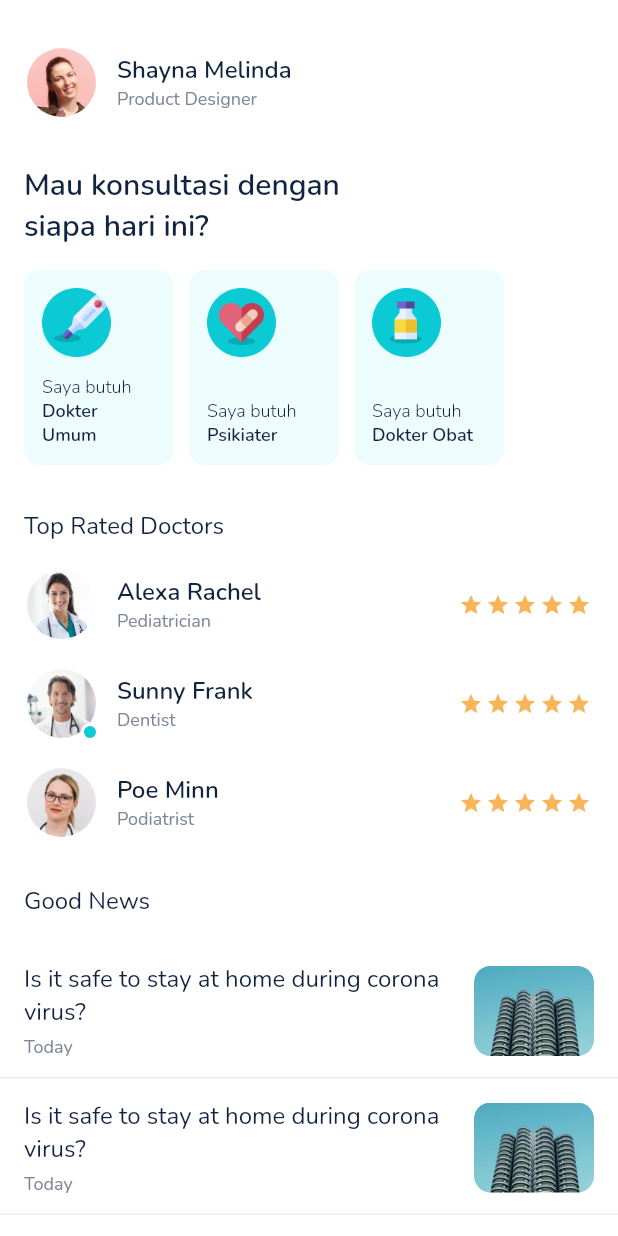
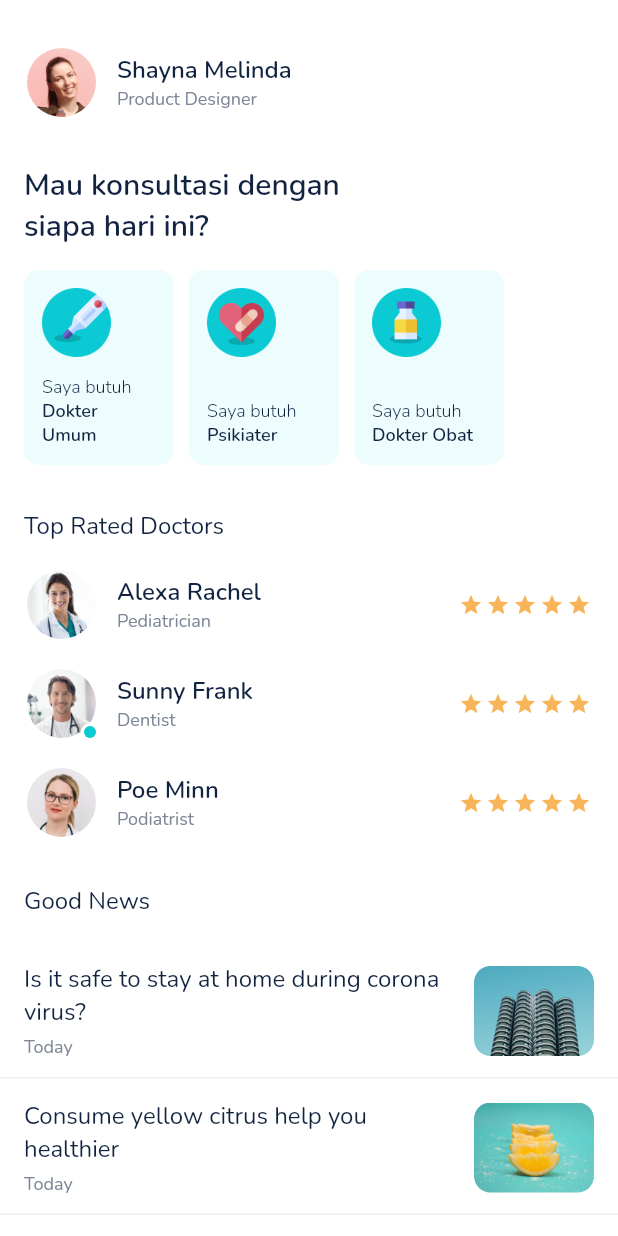
Before and after one commit to anggitpp/MyDoctor, a Flutter app: the HomePage screen opened by its route, on a phone screen of 412 x 824 dp. Run offline on Flutter 3.47's test engine with Material 2 defaults, Android fonts, the phone set to English and light mode, and no system bars; our stand-ins replace get, google_fonts, supercharged.

Commit message:
create dummy news and implement to home page

```diff
--- /dev/null
+++ b/lib/models/news.dart
@@ -0,0 +1,30 @@
+class News {
+  final int id;
+  final String title;
+  final String imageURL;
+  final String date;
+  News({
+    required this.id,
+    required this.title,
+    required this.imageURL,
+    required this.date,
+  });
+}
+
+List<News> dummyNews = [
+  News(
+      id: 1,
+      title: 'Is it safe to stay at home during corona virus?',
+      imageURL: 'news-1.png',
+      date: '2022-03-20'),
+  News(
+      id: 2,
+      title: 'Consume yellow citrus help you healthier',
+      imageURL: 'news-2.png',
+      date: '2022-03-15'),
+  News(
+      id: 3,
+      title: 'Learn how to make a proper orange juice at home',
+      imageURL: 'news-3.png',
+      date: '2022-03-10'),
+];
--- a/lib/screens/pages/home_page.dart
+++ b/lib/screens/pages/home_page.dart
@@ -3,6 +3,7 @@ import 'package:get/get.dart';
 import 'package:mydoctor/controllers/home_page_controller.dart';
 import 'package:mydoctor/models/consultation_category.dart';
 import 'package:mydoctor/models/doctor.dart';
+import 'package:mydoctor/models/news.dart';
 import 'package:mydoctor/screens/widgets/consultation_box.dart';
 import 'package:mydoctor/screens/widgets/news_widget.dart';
 import 'package:mydoctor/screens/widgets/people_profile.dart';
@@ -118,8 +119,16 @@ class HomePage extends StatelessWidget {
                   ],
                 ),
               ),
-              NewsWidget(),
-              NewsWidget(),
+              ListView.builder(
+                  shrinkWrap: true,
+                  physics: NeverScrollableScrollPhysics(),
+                  itemCount: dummyNews.length,
+                  itemBuilder: ((context, index) {
+                    var data = dummyNews[index];
+                    return NewsWidget(
+                      news: data,
+                    );
+                  })),
             ],
           ),
         ),
--- a/lib/screens/widgets/news_widget.dart
+++ b/lib/screens/widgets/news_widget.dart
@@ -1,9 +1,15 @@
 import 'package:flutter/material.dart';
-import 'package:mydoctor/shared/theme.dart';
+import 'package:mydoctor/models/news.dart';
 import 'package:supercharged/supercharged.dart';
 
+import 'package:mydoctor/shared/theme.dart';
+
 class NewsWidget extends StatelessWidget {
-  const NewsWidget({Key? key}) : super(key: key);
+  final News news;
+  const NewsWidget({
+    Key? key,
+    required this.news,
+  }) : super(key: key);
 
   @override
   Widget build(BuildContext context) {
@@ -22,7 +28,7 @@ class NewsWidget extends StatelessWidget {
                   mainAxisAlignment: MainAxisAlignment.center,
                   children: [
                     Text(
-                      'Is it safe to stay at home during corona virus?',
+                      news.title,
                       style: mediumText,
                     ),
                     SizedBox(
@@ -41,7 +47,7 @@ class NewsWidget extends StatelessWidget {
                 decoration: BoxDecoration(
                   borderRadius: BorderRadius.circular(11),
                   image: DecorationImage(
-                    image: AssetImage('assets/images/news/news-1.png'),
+                    image: AssetImage('assets/images/news/' + news.imageURL),
                   ),
                 ),
               )
```
